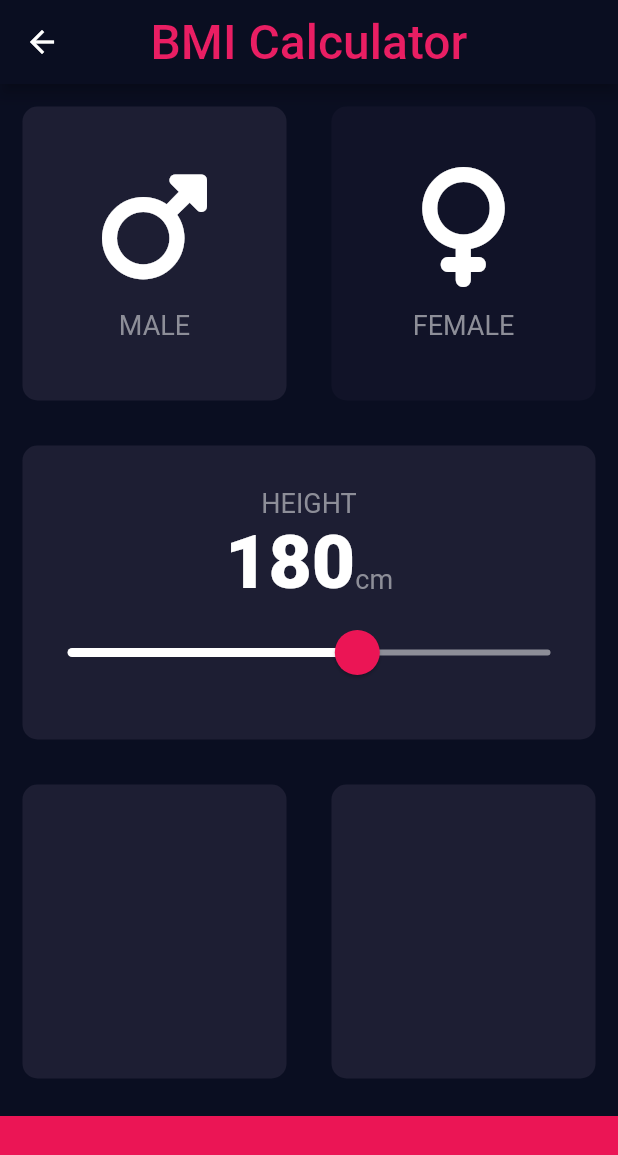
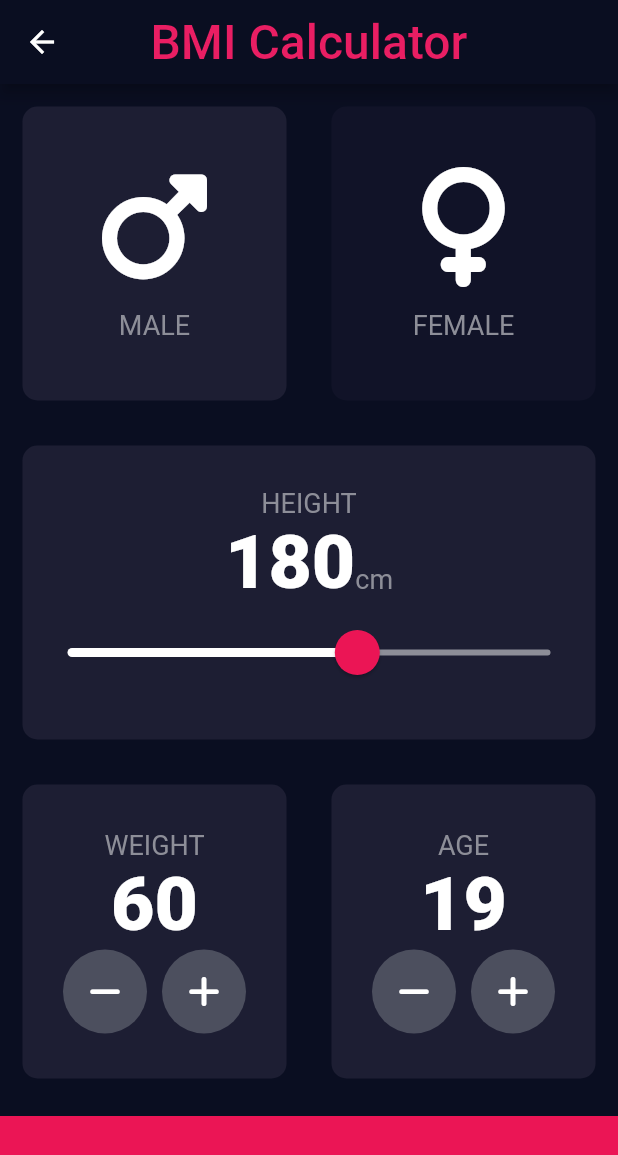
Before and after one commit to SergioSorokin/udemy_flutter_course, a Flutter app: the screen it shows after launch, after a tap on "BMI Calculator", on a phone screen of 412 x 824 dp. Shown: the top 1155 px of the screen. Run offline on Flutter 3.47's test engine with Material 2 defaults, Android fonts, the phone set to English and light mode, and no system bars; our stand-ins replace audioplayers, font_awesome_flutter, rflutter_alert.

Commit message:
created RoundIconButton class (custom button) and use it

```diff
--- a/lib/main.dart
+++ b/lib/main.dart
@@ -27,6 +27,7 @@ class MyApp extends StatelessWidget {
         textTheme: const TextTheme(
           bodyText2: TextStyle(color: Colors.white),
         ),
+        iconTheme: const IconThemeData(color: Colors.white),
       ),
       debugShowCheckedModeBanner: false,
       routes: {
--- a/lib/section/12/constants.dart
+++ b/lib/section/12/constants.dart
@@ -5,6 +5,7 @@ const kActiveCardColour = Color(0xFF1D1E33);
 const kInactiveCardColour = Color(0xFF111328);
 const kBottomContainerColour = Color(0xFFEB1555);
 const kLabelTextColour = Color(0xFF8D8E98);
+const kRoundIconButtonColour = Color(0xFF4C4F5E);
 
 const kLabelTextStile = TextStyle(
   fontSize: 18,
--- a/lib/section/12/input_page.dart
+++ b/lib/section/12/input_page.dart
@@ -16,6 +16,8 @@ class InputPage extends StatefulWidget {
 class _InputPageState extends State<InputPage> {
   Gender selectedGender = Gender.male;
   int height = 180;
+  int weight = 60;
+  int age = 19;
 
   @override
   Widget build(BuildContext context) {
@@ -121,15 +123,89 @@ class _InputPageState extends State<InputPage> {
           ),
           Expanded(
             child: Row(
-              children: const [
+              children: [
                 Expanded(
                   child: ReusableCard(
                     colour: kActiveCardColour,
+                    cardChild: Column(
+                      mainAxisAlignment: MainAxisAlignment.center,
+                      children: [
+                        const Text(
+                          'WEIGHT',
+                          style: kLabelTextStile,
+                        ),
+                        Text(
+                          weight.toString(),
+                          style: kNumberTextStile,
+                        ),
+                        Row(
+                          mainAxisAlignment: MainAxisAlignment.center,
+                          children: [
+                            RoundIconButton(
+                              icon: FontAwesomeIcons.minus,
+                              onPressed: () {
+                                setState(() {
+                                  weight--;
+                                });
+                              },
+                            ),
+                            const SizedBox(
+                              width: 10,
+                            ),
+                            RoundIconButton(
+                              icon: FontAwesomeIcons.plus,
+                              onPressed: () {
+                                setState(() {
+                                  weight++;
+                                });
+                              },
+                            ),
+                          ],
+                        )
+                      ],
+                    ),
                   ),
                 ),
                 Expanded(
                   child: ReusableCard(
                     colour: kActiveCardColour,
+                    cardChild: Column(
+                      mainAxisAlignment: MainAxisAlignment.center,
+                      children: [
+                        const Text(
+                          'AGE',
+                          style: kLabelTextStile,
+                        ),
+                        Text(
+                          age.toString(),
+                          style: kNumberTextStile,
+                        ),
+                        Row(
+                          mainAxisAlignment: MainAxisAlignment.center,
+                          children: [
+                            RoundIconButton(
+                              icon: FontAwesomeIcons.minus,
+                              onPressed: () {
+                                setState(() {
+                                  age--;
+                                });
+                              },
+                            ),
+                            const SizedBox(
+                              width: 10,
+                            ),
+                            RoundIconButton(
+                              icon: FontAwesomeIcons.plus,
+                              onPressed: () {
+                                setState(() {
+                                  age++;
+                                });
+                              },
+                            ),
+                          ],
+                        )
+                      ],
+                    ),
                   ),
                 ),
               ],
@@ -146,3 +222,27 @@ class _InputPageState extends State<InputPage> {
     );
   }
 }
+
+class RoundIconButton extends StatelessWidget {
+  const RoundIconButton({
+    Key? key,
+    required this.icon,
+    required this.onPressed,
+  }) : super(key: key);
+  final IconData icon;
+  final Function()? onPressed;
+  @override
+  Widget build(BuildContext context) {
+    return RawMaterialButton(
+      elevation: 0.0,
+      child: Icon(icon),
+      onPressed: onPressed,
+      constraints: const BoxConstraints.tightFor(
+        width: 56,
+        height: 56,
+      ),
+      shape: const CircleBorder(),
+      fillColor: kRoundIconButtonColour,
+    );
+  }
+}
```
